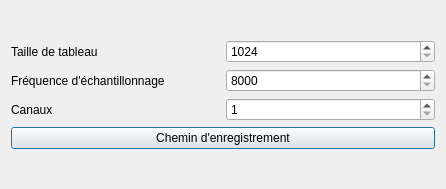
This is UI/param.ui in AndyChalendard/Karaoke as Qt 5 draws it before an edit. The edited form follows.
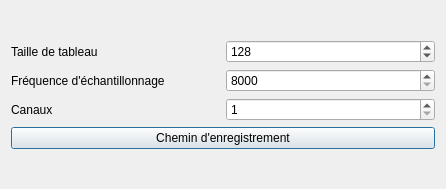
This is the edited form.

Commit message: Paramètre chargement/enregistrement

```diff
--- a/UI/param.ui
+++ b/UI/param.ui
@@ -45,16 +45,16 @@
          <item>
           <widget class="QSpinBox" name="spinBox">
            <property name="minimum">
-            <number>1024</number>
+            <number>64</number>
            </property>
            <property name="maximum">
-            <number>4096</number>
+            <number>2048</number>
            </property>
            <property name="singleStep">
             <number>1024</number>
            </property>
            <property name="value">
-            <number>1024</number>
+            <number>128</number>
            </property>
           </widget>
          </item>
```
Left out of the diff: 24 changed lines with no effect on the pictures. The commit also changes 3 other files.
